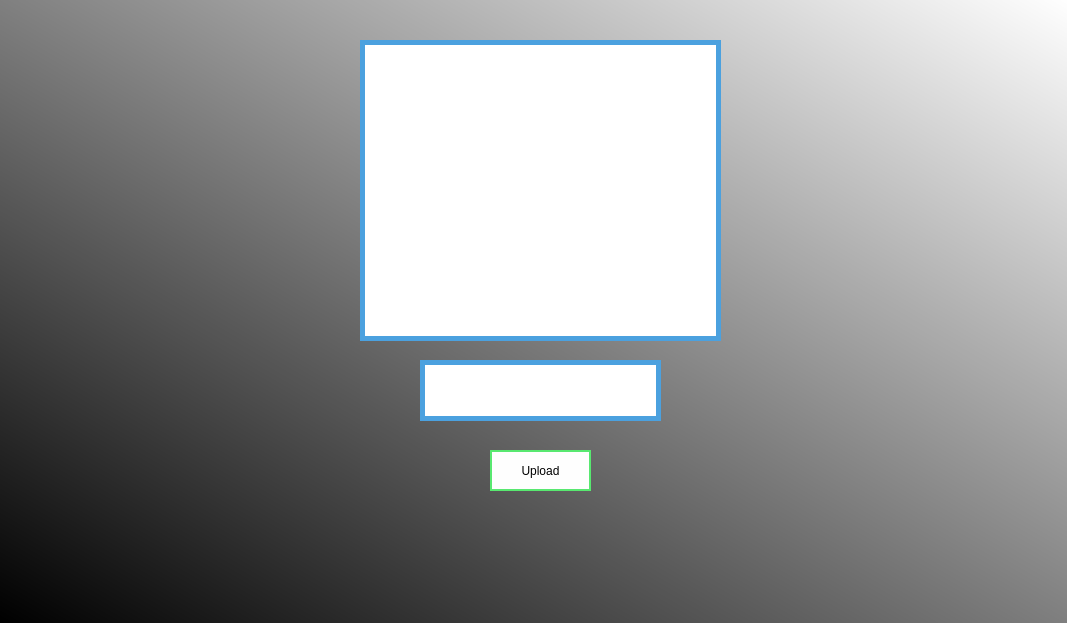
Before: the Qt Designer form src/upload.ui in salman98ansari/gender_rec_opencv, drawn with Qt 5.
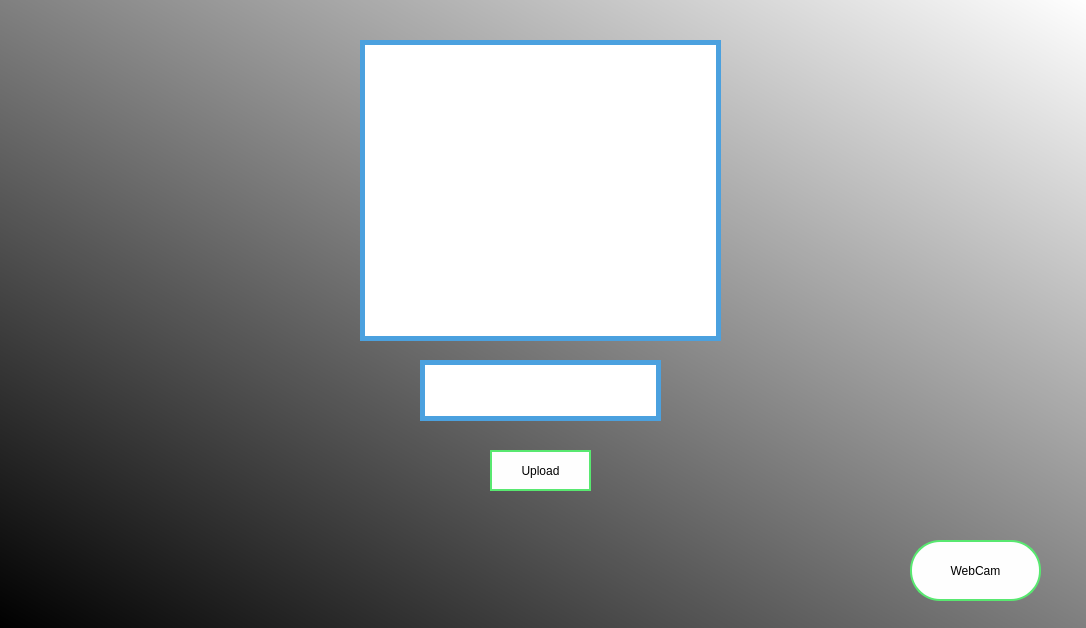
After: the same form once the commit is applied.

```diff
--- a/src/upload.ui
+++ b/src/upload.ui
@@ -6,8 +6,8 @@
    <rect>
     <x>0</x>
     <y>0</y>
-    <width>1067</width>
-    <height>623</height>
+    <width>1086</width>
+    <height>628</height>
    </rect>
   </property>
   <property name="windowTitle">
@@ -81,6 +81,32 @@
 font-size:20px;</string>
     </property>
    </widget>
+   <widget class="QPushButton" name="webcam">
+    <property name="geometry">
+     <rect>
+      <x>910</x>
+      <y>540</y>
+      <width>131</width>
+      <height>61</height>
+     </rect>
+    </property>
+    <property name="styleSheet">
+     <string notr="true">QPushButton#webcam{
+color:black;
+background-color:#fefefe;
+border: 2px solid #58e870; border-radius:30px;
+font: 12pt &quot;TImes New Roman&quot;;
+}
+QPushButton#webcam:hover
+{
+   background-color:blue;
+	color:white;
+}</string>
+    </property>
+    <property name="text">
+     <string>WebCam</string>
+    </property>
+   </widget>
   </widget>
   <action name="actionUpload_Image">
    <property name="text">
```
